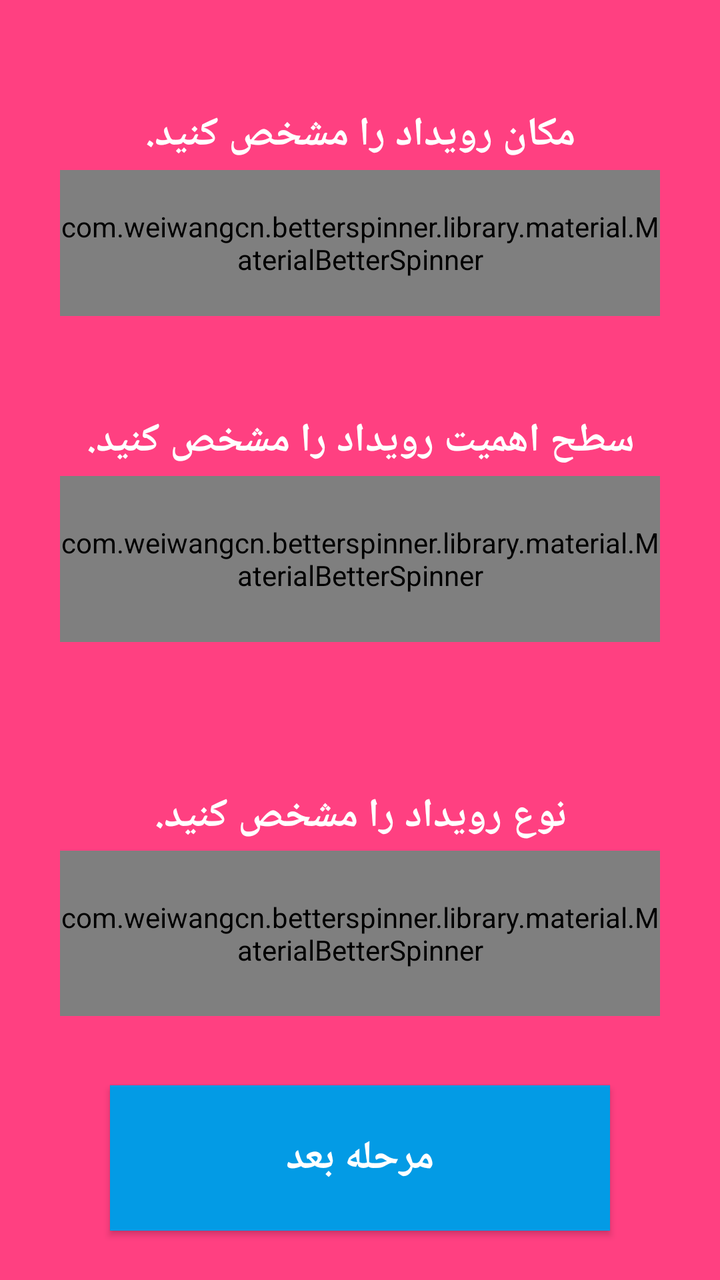
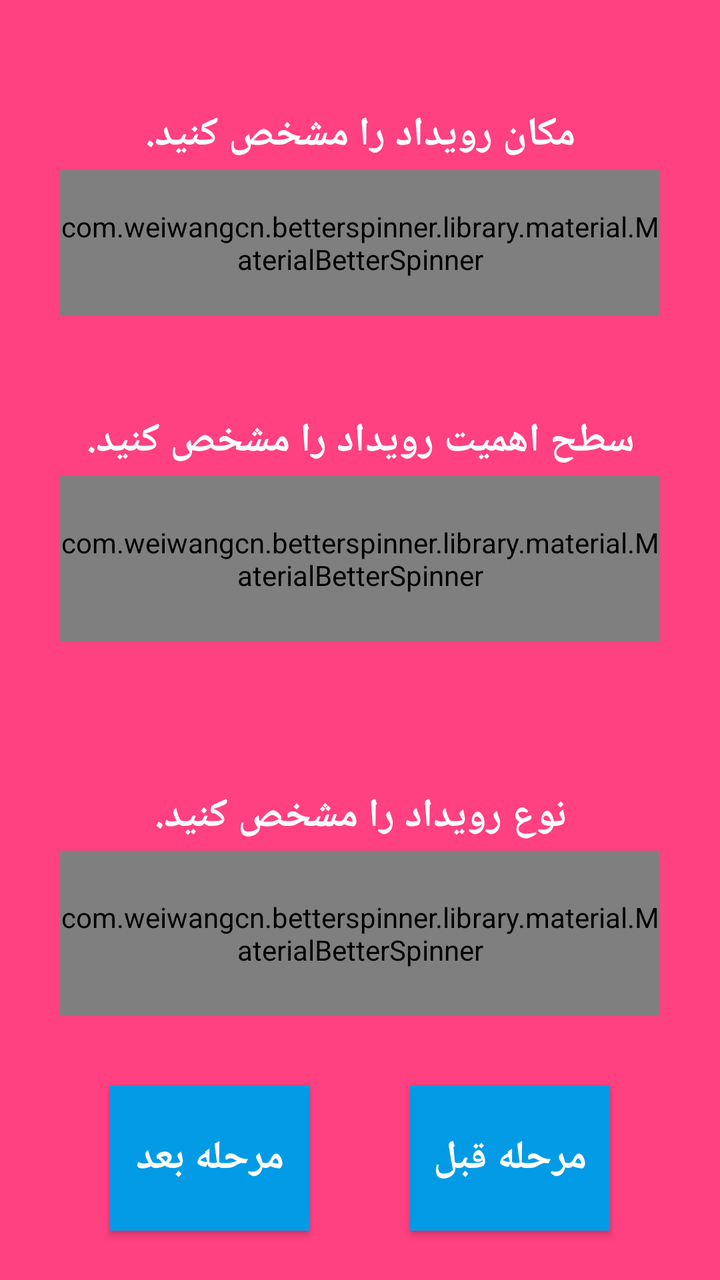

Before-and-after screenshots of an Android layout around one commit, followed by the original layout XML and the change that was made.
<!-- AndroidManifest.xml: application theme AppTheme -->
<!-- res/layout/activity_place_importatnt.xml -->
<?xml version="1.0" encoding="utf-8"?>
<RelativeLayout xmlns:android="http://schemas.android.com/apk/res/android"
    xmlns:app="http://schemas.android.com/apk/res-auto"
    xmlns:tools="http://schemas.android.com/tools"
    android:layout_width="match_parent"
    android:layout_height="match_parent"
    android:background="@color/colorAccent"
    android:paddingTop="10dp"
    tools:context=".Report.ActivityTimeDate">

    <LinearLayout
        android:layout_width="match_parent"
        android:layout_height="match_parent"
        android:layout_centerInParent="true"
        android:layout_marginLeft="20dp"
        android:layout_marginRight="20dp"
        android:orientation="vertical"
        android:padding="10dp">

        <TextView
            android:id="@+id/b11"
            android:layout_width="match_parent"
            android:layout_height="match_parent"
            android:layout_below="@+id/ivAttachment"
            android:layout_centerHorizontal="true"
            android:layout_weight="1.2"
            android:gravity="center"
            android:textColor="#fff" />

        <TextView
            android:id="@+id/place_b1"
            android:layout_width="match_parent"
            android:layout_height="match_parent"
            android:layout_below="@+id/ivAttachment"
            android:layout_centerHorizontal="true"
            android:layout_weight="1.2"
            android:gravity="center"
            android:text="مکان رویداد را مشخص کنید."
            android:textColor="#fff"
            android:textSize="20dp"
            android:textStyle="bold" />

        <LinearLayout
            android:layout_width="match_parent"
            android:layout_height="match_parent"
            android:layout_weight="1.1"
            android:orientation="horizontal"
            android:paddingBottom="10dp">

            <com.weiwangcn.betterspinner.library.material.MaterialBetterSpinner
                android:id="@+id/place_spinner"
                android:layout_width="match_parent"
                android:layout_height="match_parent"
                android:layout_weight="1"
                android:gravity="center"
                android:hint="مکان رویداد"
                android:textColor="#ffff"
                android:textColorHighlight="#ffff"
                android:textColorHint="#CFD8DC"
                app:met_floatingLabel="normal" />


        </LinearLayout>

        <TextView
            android:id="@+id/b22"
            android:layout_width="match_parent"
            android:layout_height="match_parent"
            android:layout_below="@+id/ivAttachment"
            android:layout_centerHorizontal="true"
            android:layout_weight="1.2"
            android:gravity="center"
            android:textColor="#fff" />

        <TextView
            android:id="@+id/place_b2"
            android:layout_width="match_parent"
            android:layout_height="match_parent"
            android:layout_below="@+id/ivAttachment"
            android:layout_centerHorizontal="true"
            android:layout_weight="1.2"
            android:gravity="center"
            android:text="سطح اهمیت رویداد را مشخص کنید."
            android:textColor="#fff"
            android:textSize="20dp"
            android:textStyle="bold" />


        <LinearLayout
            android:layout_width="match_parent"
            android:layout_height="match_parent"
            android:layout_weight="1.1"
            android:orientation="horizontal">

            <com.weiwangcn.betterspinner.library.material.MaterialBetterSpinner
                android:id="@+id/important_spinner"
                android:layout_width="match_parent"
                android:layout_height="match_parent"
                android:layout_weight="1"
                android:gravity="center"
                android:hint="اهمیت رویداد"
                android:textColor="#ffff"
                android:textColorHighlight="#ffff"
                android:textColorHint="#CFD8DC"
                app:met_floatingLabel="normal" />


        </LinearLayout>

        <TextView
            android:id="@+id/b3"
            android:layout_width="match_parent"
            android:layout_height="match_parent"
            android:layout_below="@+id/ivAttachment"
            android:layout_centerHorizontal="true"
            android:layout_weight="1.2"
            android:gravity="center"
            android:textColor="#fff" />

        <TextView
            android:id="@+id/b22"
            android:layout_width="match_parent"
            android:layout_height="match_parent"
            android:layout_below="@+id/ivAttachment"
            android:layout_centerHorizontal="true"
            android:layout_weight="1.2"
            android:gravity="center"
            android:textColor="#fff" />

        <TextView
            android:id="@+id/place_b3"
            android:layout_width="match_parent"
            android:layout_height="match_parent"
            android:layout_below="@+id/ivAttachment"
            android:layout_centerHorizontal="true"
            android:layout_weight="1.2"
            android:gravity="center"
            android:text="نوع رویداد را مشخص کنید."
            android:textColor="#fff"
            android:textSize="20dp"
            android:textStyle="bold" />


        <LinearLayout
            android:layout_width="match_parent"
            android:layout_height="match_parent"
            android:layout_weight="1.1"
            android:orientation="horizontal">

            <com.weiwangcn.betterspinner.library.material.MaterialBetterSpinner
                android:id="@+id/category_spinner"
                android:layout_width="match_parent"
                android:layout_height="match_parent"
                android:layout_weight="1"
                android:gravity="center"
                android:hint="نوع رویداد"
                android:textColor="#ffff"
                android:textColorHighlight="#ffff"
                android:textColorHint="#CFD8DC"
                app:met_floatingLabel="normal" />


        </LinearLayout>

        <TextView
            android:id="@+id/b3"
            android:layout_width="match_parent"
            android:layout_height="match_parent"
            android:layout_below="@+id/ivAttachment"
            android:layout_centerHorizontal="true"
            android:layout_weight="1.2"
            android:gravity="center"
            android:textColor="#fff" />

        <Button
            android:id="@+id/btn_place_next"
            android:layout_width="match_parent"
            android:layout_height="match_parent"
            android:layout_alignParentBottom="true"
            android:layout_marginBottom="10dp"
            android:layout_marginLeft="25dp"
            android:layout_marginRight="25dp"
            android:layout_weight="1.1"
            android:background="#039be5"
            android:gravity="center"
            android:text="مرحله بعد"
            android:textColor="#fff"
            android:textSize="20sp"
            android:textStyle="bold" />

    </LinearLayout>

</RelativeLayout>
<!-- resources referenced by this layout -->
<resources>
  <color name="colorAccent">#FF4081</color>
  <style name="AppTheme" parent="Theme.AppCompat.Light.DarkActionBar">
          
          <item name="colorPrimary">@color/colorPrimary</item>
          <item name="colorPrimaryDark">@color/colorPrimaryDark</item>
          <item name="colorAccent">@color/colorAccent</item>
      </style>
  <color name="colorPrimary">#3F51B5</color>
  <color name="colorPrimaryDark">#303F9F</color>
</resources>

<!-- the commit's change to res/layout/activity_place_importatnt.xml (unified diff, before → after) -->
@@ -163,14 +163,21 @@
         </LinearLayout>
 
         <TextView
-            android:id="@+id/b3"
-            android:layout_width="match_parent"
-            android:layout_height="match_parent"
-            android:layout_below="@+id/ivAttachment"
-            android:layout_centerHorizontal="true"
-            android:layout_weight="1.2"
-            android:gravity="center"
-            android:textColor="#fff" />
+            android:id="@+id/bbb3"
+            android:layout_width="match_parent"
+            android:layout_height="match_parent"
+            android:layout_below="@+id/ivAttachment"
+            android:layout_centerHorizontal="true"
+            android:layout_weight="1.2"
+            android:gravity="center"
+            android:textColor="#fff" />
+
+    <LinearLayout
+        android:layout_width="match_parent"
+        android:layout_height="match_parent"
+        android:layout_weight="1.1"
+        android:orientation="horizontal">
+
 
         <Button
             android:id="@+id/btn_place_next"
@@ -188,6 +195,24 @@
             android:textSize="20sp"
             android:textStyle="bold" />
 
+        <Button
+            android:id="@+id/btn_place_back"
+            android:layout_width="match_parent"
+            android:layout_height="match_parent"
+            android:layout_alignParentBottom="true"
+            android:layout_marginBottom="10dp"
+            android:layout_marginLeft="25dp"
+            android:layout_marginRight="25dp"
+            android:layout_weight="1.1"
+            android:background="#039be5"
+            android:gravity="center"
+            android:text="مرحله قبل"
+            android:textColor="#fff"
+            android:textSize="20sp"
+            android:textStyle="bold" />
+
     </LinearLayout>
 
+    </LinearLayout>
+
 </RelativeLayout>
